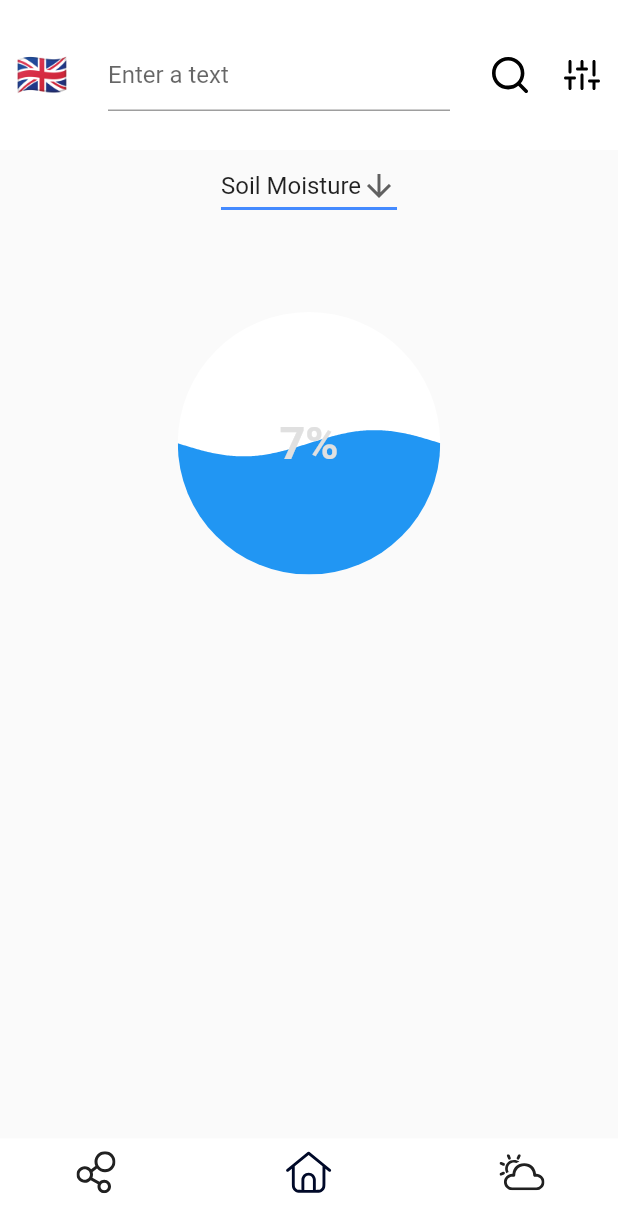
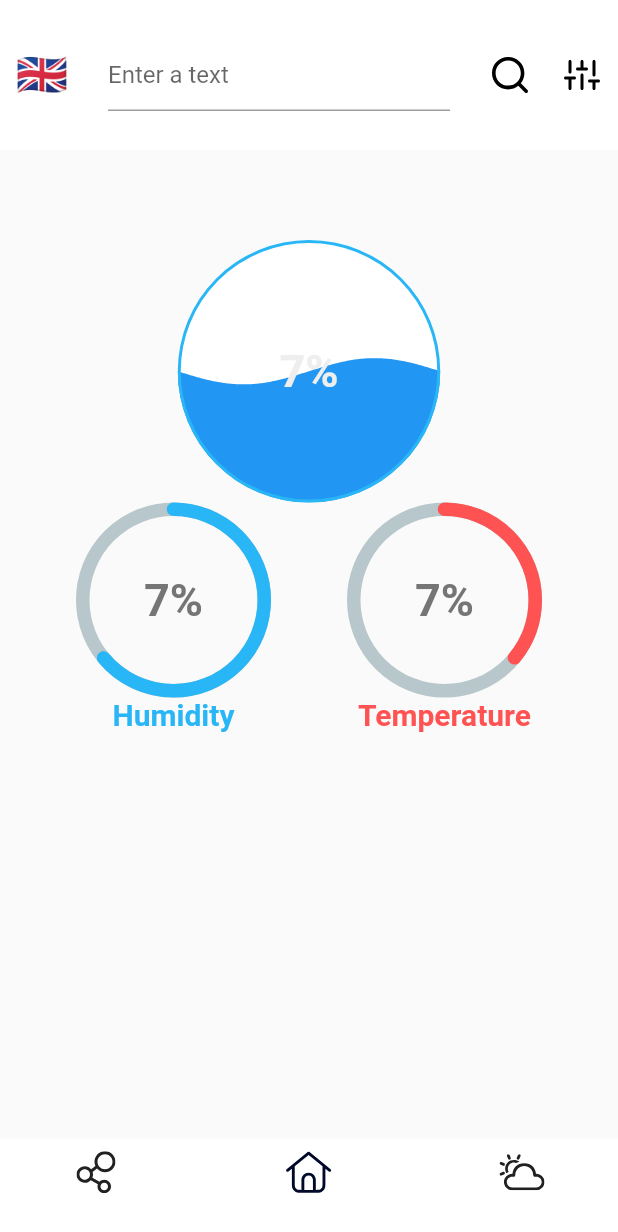
Before and after one commit to Sensora-CFC2021/sensora-flutter, a Flutter app: the screen it shows after launch, item 2 of the bottom bar chosen, on a phone screen of 412 x 824 dp. Shown: the top 1232 px of the screen. Run offline on Flutter 3.47's test engine with Material 2 defaults, Android fonts, the phone set to English and light mode, and no system bars; drawn by our look-alikes of percent_indicator; our stand-ins replace flutter_svg, liquid_progress_indicator; generated files the repository leaves out were written again.

Commit message:
updated files

```diff
--- a/lib/home_screen.dart
+++ b/lib/home_screen.dart
@@ -2,6 +2,8 @@ import 'package:flutter/material.dart';
 import 'my_app_bar.dart';
 import 'bottom_nav_bar.dart';
 import 'package:liquid_progress_indicator/liquid_progress_indicator.dart';
+// ignore: import_of_legacy_library_into_null_safe
+import 'package:percent_indicator/percent_indicator.dart';
 
 class HomeScreen extends StatelessWidget {
   const HomeScreen({Key? key}) : super(key: key);
@@ -39,36 +41,11 @@ class _MyStatefulWidgetState extends State<HomeScreenBody>
     super.initState();
   }
 
-  String dropdownValue = 'Soil Moisture';
-  @override
+    @override
   Widget build(BuildContext context) {
     final percentage = animationController.value * 100;
     return Column(
       children: <Widget>[
-        new Center(
-          child: DropdownButton<String>(
-            value: dropdownValue,
-            icon: const Icon(Icons.arrow_downward),
-            iconSize: 24,
-            elevation: 16,
-            underline: Container(
-              height: 2,
-              color: Colors.blueAccent,
-            ),
-            onChanged: (String? newValue) {
-              setState(() {
-                dropdownValue = newValue!;
-              });
-            },
-            items: <String>['Soil Moisture', 'Temperature', 'Humidity']
-                .map<DropdownMenuItem<String>>((String value) {
-              return DropdownMenuItem<String>(
-                value: value,
-                child: Text(value),
-              );
-            }).toList(),
-          ),
-        ),
         new Center(
           child: Column(
             mainAxisAlignment: MainAxisAlignment.spaceEvenly,
@@ -85,15 +62,63 @@ class _MyStatefulWidgetState extends State<HomeScreenBody>
                     style: TextStyle(
                         fontSize: 30,
                         fontWeight: FontWeight.bold,
-                        color: Colors.grey.shade300),
+                        color: Colors.grey.shade200),
                   ),
+                  borderColor: Colors.lightBlue.shade400,
+                  borderWidth: 2.0,
                   direction: Axis.vertical,
                   backgroundColor: Colors.white,
                 ),
               )
             ],
           ),
-        )
+        ),
+        new Row(mainAxisAlignment: MainAxisAlignment.spaceEvenly, children: [
+              CircularPercentIndicator(
+                progressColor: Colors.lightBlue.shade400,
+                percent: 64/100,
+                animation: true,
+                animationDuration: 1600,
+                radius: 130,
+                lineWidth: 9,
+                circularStrokeCap: CircularStrokeCap.round,
+                center: Text(
+                    '${percentage.toStringAsFixed(0)}%',
+                    style: TextStyle(
+                        fontSize: 30,
+                        fontWeight: FontWeight.bold,
+                        color: Colors.grey.shade600),
+                  ),
+                footer: Text(
+                    "Humidity",
+                    style: TextStyle(
+                        fontSize: 20,
+                        fontWeight: FontWeight.bold,
+                        color: Colors.lightBlue.shade400),),
+              ),
+              CircularPercentIndicator(
+                progressColor: Colors.redAccent,
+                percent: 36/100,
+                animation: true,
+                animationDuration: 1600,
+                radius: 130,
+                lineWidth: 9,
+                circularStrokeCap: CircularStrokeCap.round,
+                center: Text(
+                    '${percentage.toStringAsFixed(0)}%',
+                    style: TextStyle(
+                        fontSize: 30,
+                        fontWeight: FontWeight.bold,
+                        color: Colors.grey.shade600),
+                  ),
+                footer: Text(
+                    "Temperature",
+                    style: TextStyle(
+                        fontSize: 20,
+                        fontWeight: FontWeight.bold,
+                        color: Colors.redAccent),),
+              ),
+            ])
       ],
     );
   }
--- a/lib/language_screen.dart
+++ b/lib/language_screen.dart
@@ -1,6 +1,5 @@
 import 'package:flutter/material.dart';
 import 'package:flutter_svg/svg.dart';
-import 'package:sensora_test2/l10n/l10n.dart';
 import 'package:sensora_test2/provider/locale_provider.dart';
 import 'package:flutter_gen/gen_l10n/app_localizations.dart';
 import 'package:provider/provider.dart';
--- a/pubspec.yaml
+++ b/pubspec.yaml
@@ -30,6 +30,7 @@ dependencies:
     sdk: flutter
   intl: ^0.17.0
   flutter_search_bar: ^2.1.0
+  percent_indicator: "^2.1.7+2"
 
   # The following adds the Cupertino Icons font to your application.
   # Use with the CupertinoIcons class for iOS style icons.
```
Also changed, not shown: assets/icons/thermostat_white_36dp.svg (added), assets/icons/water_drop_white_36dp.svg (added), pubspec.lock.
